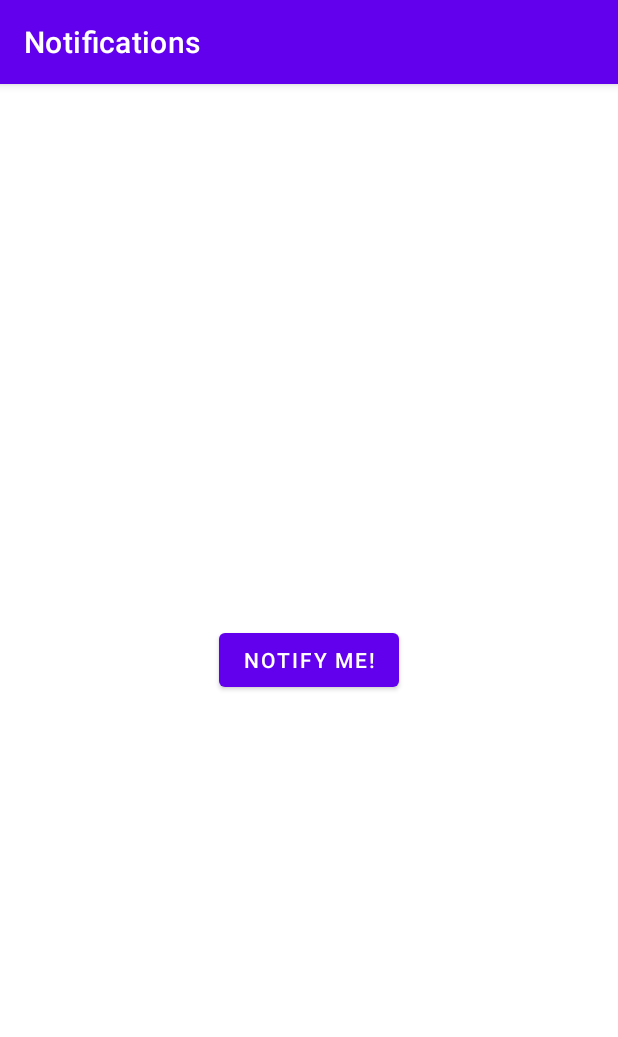
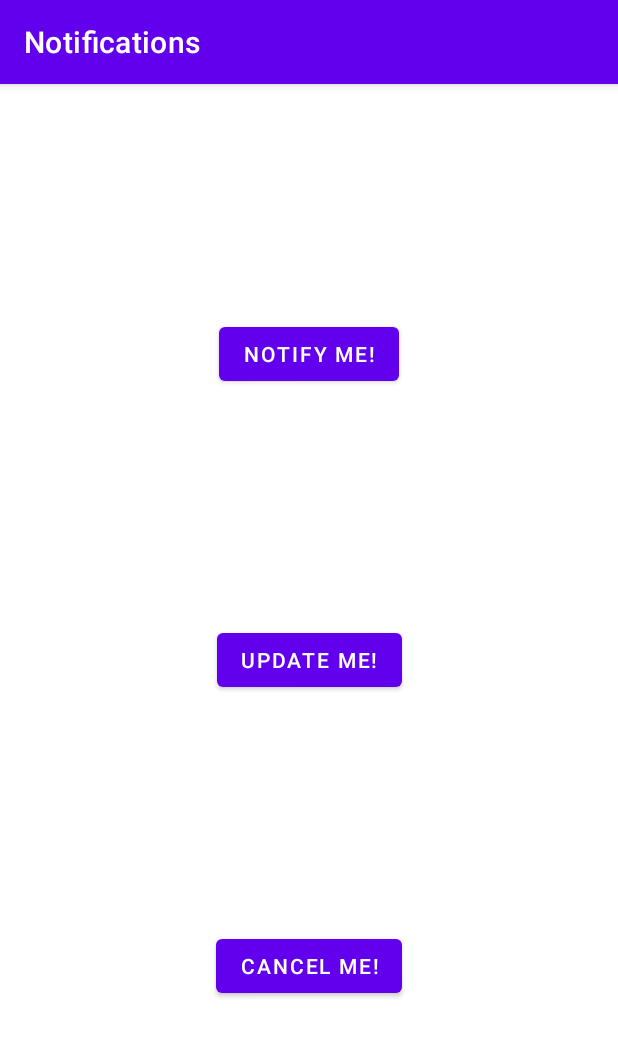
Before and after one commit to FGuyet/random-tests, an Android app: the screen it shows after launch (MainActivity), after a tap on "NOTIFY ME!", on a phone screen of 412 x 824 dp. Shown: the top 1037 px of the screen. Run offline under Robolectric (Android 15) with nearby library versions, the phone set to English and light mode, and no system bars.

Commit message:
Update and cancel notification

```diff
--- a/Tests Android/Notifications/app/src/main/java/com/fguyet/notifications/MainActivity.kt
+++ b/Tests Android/Notifications/app/src/main/java/com/fguyet/notifications/MainActivity.kt
@@ -4,6 +4,7 @@ import android.app.NotificationChannel
 import android.app.NotificationManager
 import android.app.PendingIntent
 import android.content.Intent
+import android.graphics.BitmapFactory
 import android.graphics.Color
 import android.os.Bundle
 import androidx.appcompat.app.AppCompatActivity
@@ -13,20 +14,33 @@ import kotlinx.android.synthetic.main.activity_main.*
 
 class MainActivity : AppCompatActivity() {
 
-    private lateinit var mNotifyManager: NotificationManager
+    private lateinit var notificationManager: NotificationManager
 
     override fun onCreate(savedInstanceState: Bundle?) {
         super.onCreate(savedInstanceState)
         setContentView(R.layout.activity_main)
 
         notify_button.setOnClickListener { sendNotification() }
+        update_button.setOnClickListener { updateNotification() }
+        cancel_button.setOnClickListener { cancelNotification() }
 
         createNotificationChannel()
     }
 
     private fun sendNotification() {
-        val notifyBuilder = getNotificationBuilder()
-        mNotifyManager.notify(NOTIFICATION_ID, notifyBuilder.build())
+        val notificationBuilder = getNotificationBuilder()
+        notificationManager.notify(NOTIFICATION_ID, notificationBuilder.build())
+    }
+
+    private fun updateNotification() {
+        val image = BitmapFactory.decodeResource(resources, R.drawable.image_1)
+        val notificationBuilder = getNotificationBuilder().setStyle(
+            NotificationCompat.BigPictureStyle()
+                .bigPicture(image)
+                .setBigContentTitle("Notification updated!")
+        )
+
+        notificationManager.notify(NOTIFICATION_ID, notificationBuilder.build())
     }
 
     private fun getNotificationBuilder(): NotificationCompat.Builder {
@@ -40,7 +54,7 @@ class MainActivity : AppCompatActivity() {
         )
 
         return NotificationCompat.Builder(this, PRIMARY_CHANNEL_ID)
-            .setContentTitle("You've been notified!")
+            .setContentTitle("Here is a notification!")
             .setContentText("This is the notification text.")
             .setSmallIcon(R.drawable.ic_android)
             .setPriority(NotificationCompat.PRIORITY_HIGH)
@@ -49,8 +63,10 @@ class MainActivity : AppCompatActivity() {
             .setAutoCancel(true)
     }
 
+    private fun cancelNotification() = notificationManager.cancel(NOTIFICATION_ID)
+
     private fun createNotificationChannel() {
-        mNotifyManager = getSystemService(NOTIFICATION_SERVICE) as NotificationManager
+        notificationManager = getSystemService(NOTIFICATION_SERVICE) as NotificationManager
 
         if (android.os.Build.VERSION.SDK_INT >= android.os.Build.VERSION_CODES.O) {
             val notificationChannel = NotificationChannel(
@@ -61,9 +77,9 @@ class MainActivity : AppCompatActivity() {
                 enableLights(true)
                 lightColor = Color.RED
                 enableVibration(true)
-                description = "This is the description."
+                description = "This is the channel description."
             }
-            mNotifyManager.createNotificationChannel(notificationChannel)
+            notificationManager.createNotificationChannel(notificationChannel)
         }
     }
 
--- a/Tests Android/Notifications/app/src/main/res/layout/activity_main.xml
+++ b/Tests Android/Notifications/app/src/main/res/layout/activity_main.xml
@@ -5,14 +5,35 @@
     android:layout_width="match_parent"
     android:layout_height="match_parent"
     tools:context=".MainActivity">
+
     <Button
         android:id="@+id/notify_button"
         android:layout_width="wrap_content"
         android:layout_height="wrap_content"
-        android:text="Notify Me!"
-        app:layout_constraintBottom_toBottomOf="parent"
-        app:layout_constraintLeft_toLeftOf="parent"
-        app:layout_constraintRight_toRightOf="parent"
+        android:text="@string/notify_me"
+        app:layout_constraintBottom_toTopOf="@+id/update_button"
+        app:layout_constraintEnd_toEndOf="parent"
+        app:layout_constraintStart_toStartOf="parent"
         app:layout_constraintTop_toTopOf="parent" />
 
+    <Button
+        android:id="@+id/update_button"
+        android:layout_width="wrap_content"
+        android:layout_height="wrap_content"
+        android:text="@string/update_me"
+        app:layout_constraintBottom_toTopOf="@+id/cancel_button"
+        app:layout_constraintEnd_toEndOf="parent"
+        app:layout_constraintStart_toStartOf="parent"
+        app:layout_constraintTop_toBottomOf="@+id/notify_button" />
+
+    <Button
+        android:id="@+id/cancel_button"
+        android:layout_width="wrap_content"
+        android:layout_height="wrap_content"
+        android:text="@string/cancel_me"
+        app:layout_constraintBottom_toBottomOf="parent"
+        app:layout_constraintEnd_toEndOf="parent"
+        app:layout_constraintStart_toStartOf="parent"
+        app:layout_constraintTop_toBottomOf="@+id/update_button" />
+
 </androidx.constraintlayout.widget.ConstraintLayout>
--- a/Tests Android/Notifications/app/src/main/res/values/strings.xml
+++ b/Tests Android/Notifications/app/src/main/res/values/strings.xml
@@ -1,3 +1,6 @@
 <resources>
     <string name="app_name">Notifications</string>
+    <string name="notify_me">Notify Me!</string>
+    <string name="update_me">Update Me!</string>
+    <string name="cancel_me">Cancel Me!</string>
 </resources>
```
Also changed, not shown: Tests Android/Notifications/app/src/main/res/drawable-xhdpi/image_1.jpg (added).
